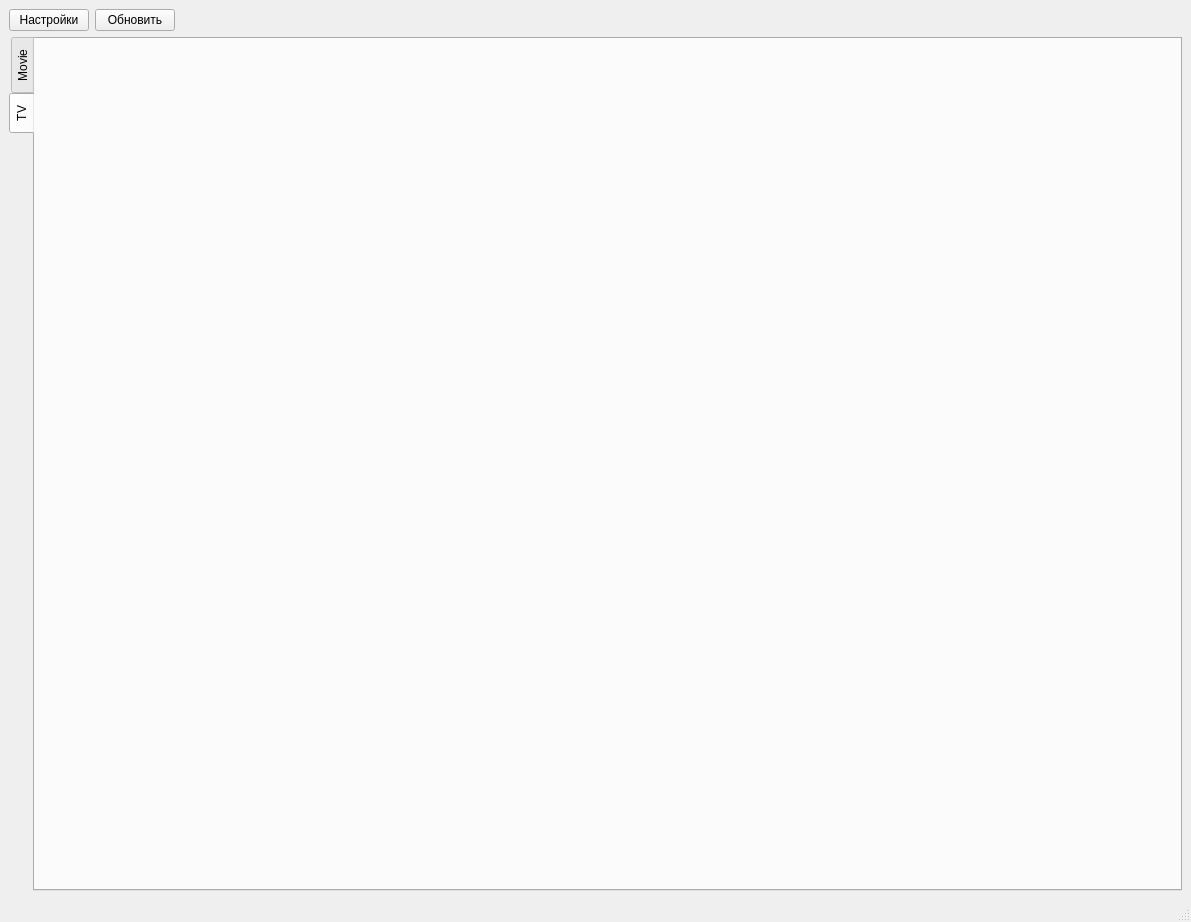
First picture: the form in mainwindow.ui, repository DmitriusFalse/mediaFinder, before the edit.
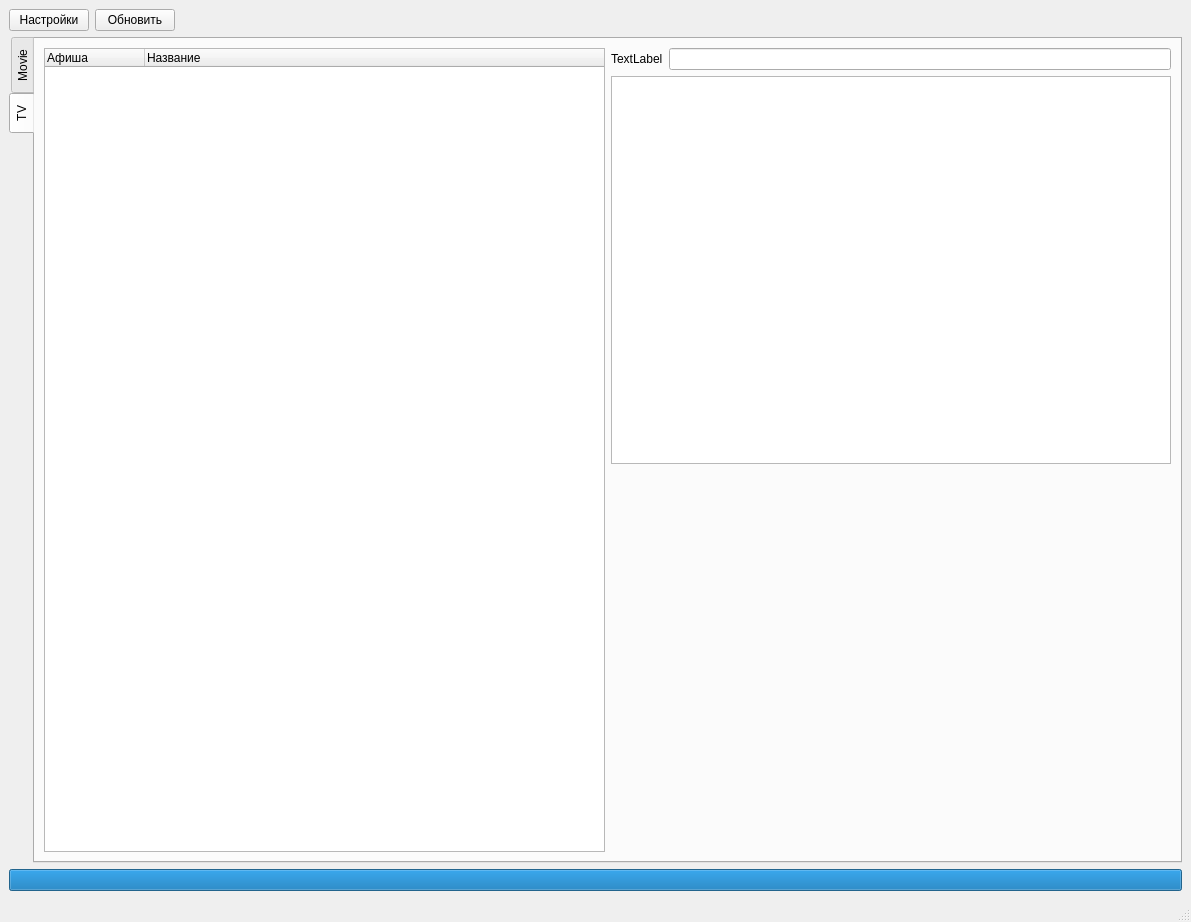
Second picture: the form after the edit. The open tabs and pages were chosen to show the change.

Patch:
```diff
--- a/mainwindow.ui
+++ b/mainwindow.ui
@@ -15,12 +15,65 @@
   </property>
   <widget class="QWidget" name="centralwidget">
    <layout class="QGridLayout" name="gridLayout">
+    <item row="0" column="0">
+     <layout class="QHBoxLayout" name="horizontalLayout_5">
+      <item>
+       <widget class="QPushButton" name="openSettings">
+        <property name="text">
+         <string>Настройки</string>
+        </property>
+       </widget>
+      </item>
+      <item>
+       <widget class="QPushButton" name="refreshLibrary">
+        <property name="text">
+         <string>Обновить</string>
+        </property>
+       </widget>
+      </item>
+      <item>
+       <spacer name="horizontalSpacer">
+        <property name="orientation">
+         <enum>Qt::Orientation::Horizontal</enum>
+        </property>
+        <property name="sizeHint" stdset="0">
+         <size>
+          <width>40</width>
+          <height>20</height>
+         </size>
+        </property>
+       </spacer>
+      </item>
+     </layout>
+    </item>
     <item row="1" column="0">
      <layout class="QGridLayout" name="gridLayout_2">
+      <item row="1" column="0">
+       <widget class="QProgressBar" name="PBRefreshLibrary">
+        <property name="enabled">
+         <bool>true</bool>
+        </property>
+        <property name="maximum">
+         <number>1</number>
+        </property>
+        <property name="value">
+         <number>1</number>
+        </property>
+        <property name="orientation">
+         <enum>Qt::Orientation::Horizontal</enum>
+        </property>
+        <property name="invertedAppearance">
+         <bool>false</bool>
+        </property>
+        <property name="format">
+         <string/>
+        </property>
+       </widget>
+      </item>
       <item row="0" column="0">
-       <widget class="QTabWidget" name="tabWidget">
+       <widget class="QTabWidget" name="tabMainWindow">
         <property name="tabPosition">
-         <enum>QTabWidget::West</enum>
+         <enum>QTabWidget::TabPosition::West</enum>
         </property>
         <property name="currentIndex">
          <number>0</number>
@@ -84,7 +137,7 @@
             <item>
              <spacer name="verticalSpacer">
               <property name="orientation">
-               <enum>Qt::Vertical</enum>
+               <enum>Qt::Orientation::Vertical</enum>
               </property>
               <property name="sizeHint" stdset="0">
                <size>
@@ -102,39 +155,62 @@
          <attribute name="title">
           <string>TV</string>
          </attribute>
-        </widget>
-       </widget>
+         <layout class="QHBoxLayout" name="horizontalLayout_7">
+          <item>
+           <layout class="QHBoxLayout" name="horizontalLayout_4">
+            <item>
+             <widget class="QTreeWidget" name="listTVLibrary">
+              <column>
+               <property name="text">
+                <string>Афиша</string>
+               </property>
+              </column>
+              <column>
+               <property name="text">
+                <string>Название</string>
+               </property>
+              </column>
+             </widget>
       </item>
      </layout>
     </item>
-    <item row="0" column="0">
-     <layout class="QHBoxLayout" name="horizontalLayout_5">
       <item>
-       <widget class="QPushButton" name="pushButton">
+           <layout class="QVBoxLayout" name="verticalLayout_2">
+            <item>
+             <layout class="QHBoxLayout" name="horizontalLayout_6">
+              <item>
+               <widget class="QLabel" name="label_2">
         <property name="text">
-         <string>Настройки</string>
+                 <string>TextLabel</string>
         </property>
        </widget>
       </item>
       <item>
-       <widget class="QPushButton" name="refreshLibrary">
-        <property name="text">
-         <string>Обновить</string>
-        </property>
-       </widget>
-      </item>
+               <widget class="QLineEdit" name="lineEdit_2"/>
+              </item>
+             </layout>
+            </item>
       <item>
-       <spacer name="horizontalSpacer">
+             <widget class="QPlainTextEdit" name="plainTextEdit_2"/>
+            </item>
+            <item>
+             <spacer name="verticalSpacer_2">
         <property name="orientation">
-         <enum>Qt::Horizontal</enum>
+               <enum>Qt::Orientation::Vertical</enum>
         </property>
         <property name="sizeHint" stdset="0">
          <size>
-          <width>40</width>
-          <height>20</height>
+                <width>20</width>
+                <height>40</height>
          </size>
         </property>
        </spacer>
+            </item>
+           </layout>
+          </item>
+         </layout>
+        </widget>
+       </widget>
       </item>
      </layout>
     </item>
```
Lines whose indentation alone changed are shown as unchanged.
